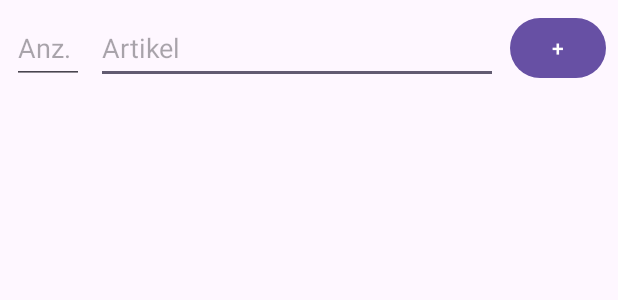
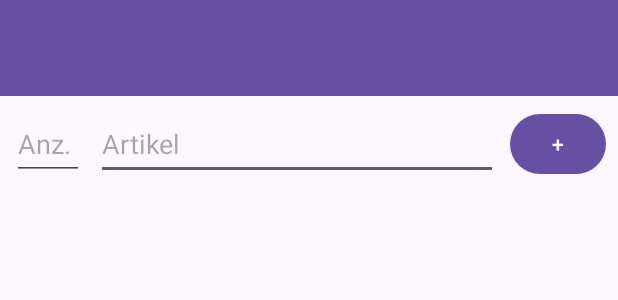
Before and after one commit to SoftdeveloperNeumann/ShoppingList240415, an Android app: the layout activity_main.xml on its own in the app's theme, with its tools: preview values and no code run, on a phone screen of 412 x 824 dp. Shown: the top 300 px of the screen. Run offline under Robolectric (Android 15) with nearby library versions, the phone set to English and light mode, and no system bars.

Commit message:
mit Toolbar

```diff
--- a/app/src/main/res/layout/activity_main.xml
+++ b/app/src/main/res/layout/activity_main.xml
@@ -34,29 +34,40 @@
         android:id="@+id/et_product"
         android:layout_width="0dp"
         android:layout_height="wrap_content"
+        android:layout_marginTop="8dp"
         android:layout_marginStart="8dp"
-        android:layout_marginTop="8dp"
         android:layout_marginEnd="8dp"
         android:ems="10"
         android:hint="Artikel"
         android:inputType="text"
         android:minHeight="48dp"
         android:nextFocusDown="@id/btn_add_product"
+        app:layout_constraintTop_toBottomOf="@id/toolbar"
         app:layout_constraintEnd_toStartOf="@+id/btn_add_product"
         app:layout_constraintStart_toEndOf="@+id/et_quantity"
-        app:layout_constraintTop_toTopOf="parent" />
+        tools:layout_editor_absoluteY="8dp" />
 
     <EditText
         android:id="@+id/et_quantity"
         android:layout_width="48dp"
         android:layout_height="wrap_content"
         android:layout_marginStart="8dp"
-        android:layout_marginTop="8dp"
         android:ems="10"
         android:hint="Anz."
         android:inputType="number"
         android:minHeight="48dp"
         android:nextFocusDown="@id/et_product"
         app:layout_constraintStart_toStartOf="parent"
+        app:layout_constraintTop_toTopOf="@+id/et_product" />
+
+    <androidx.appcompat.widget.Toolbar
+        android:id="@+id/toolbar"
+        android:layout_width="match_parent"
+        android:layout_height="wrap_content"
+        android:background="?attr/colorPrimary"
+        android:minHeight="?attr/actionBarSize"
+        android:theme="?attr/actionBarTheme"
+        app:layout_constraintEnd_toEndOf="parent"
+        app:layout_constraintStart_toStartOf="parent"
         app:layout_constraintTop_toTopOf="parent" />
 </androidx.constraintlayout.widget.ConstraintLayout>
```
